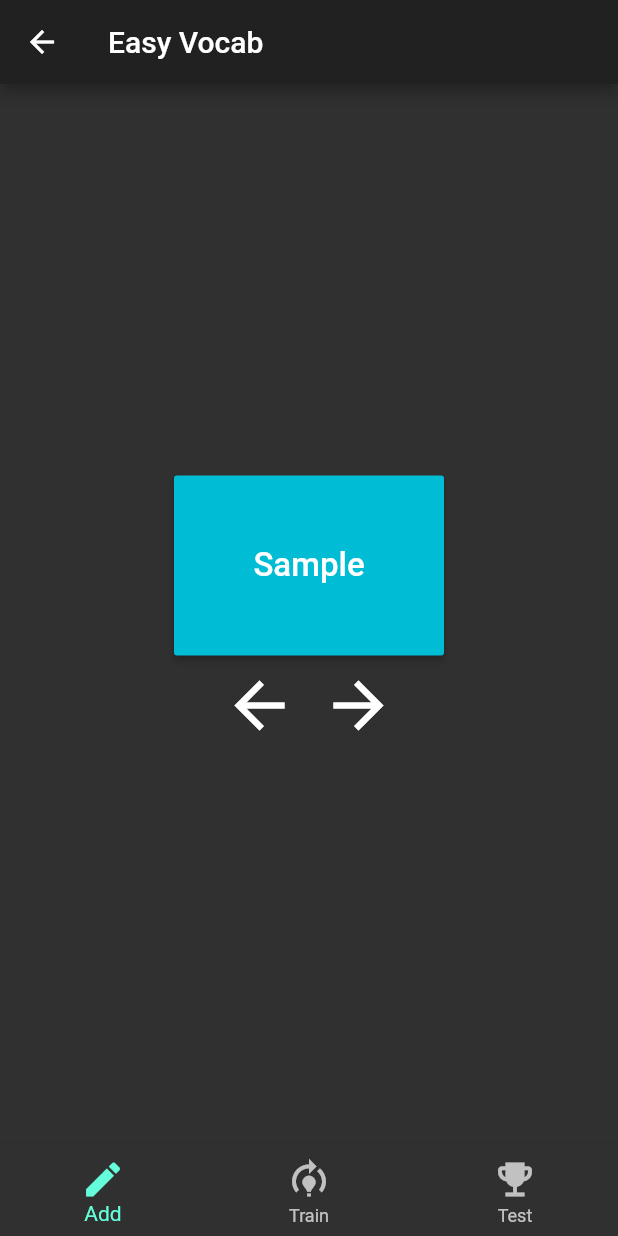
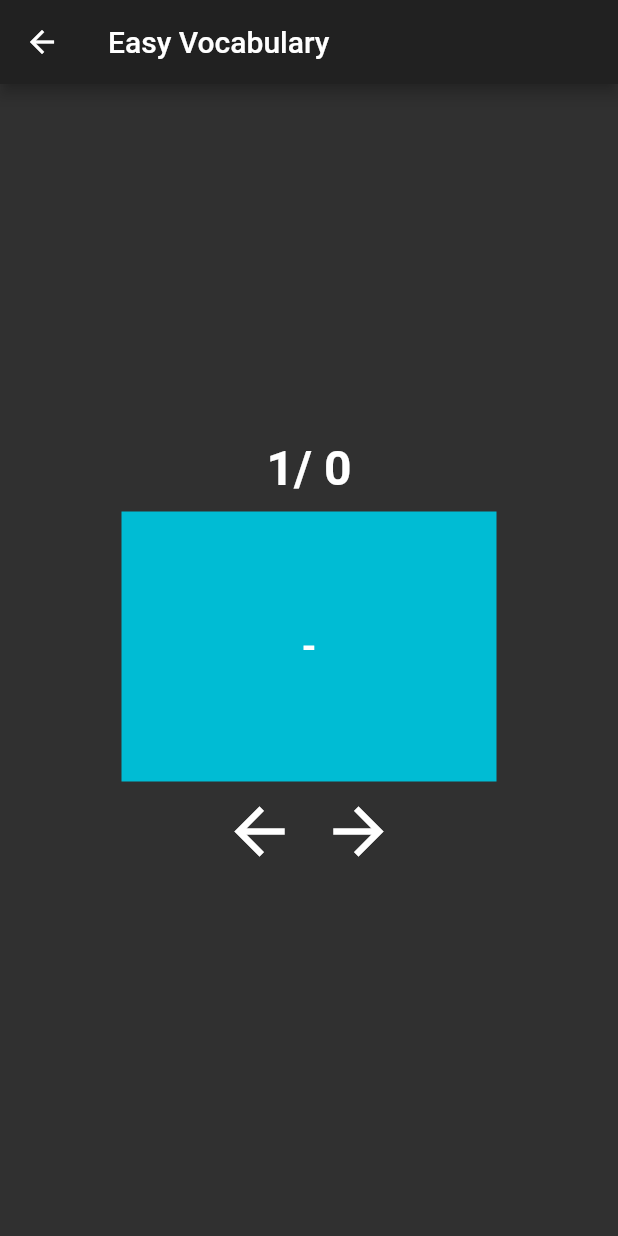
Before and after one commit to michaelkennecke/EasyVocab, a Flutter app: the TrainPage screen opened by its route, after a tap on the "arrow back" icon, on a phone screen of 412 x 824 dp. Run offline on Flutter 3.47's test engine with Material 2 defaults, Android fonts, the phone set to English and light mode, and no system bars; drawn by our look-alikes of flip_card.

Commit message:
Implemented a train mode

```diff
--- a/lib/main.dart
+++ b/lib/main.dart
@@ -19,7 +19,7 @@ class MyApp extends StatelessWidget {
   @override
   Widget build(BuildContext context) {
     return MaterialApp(
-      title: 'Easy Vocab Trainer',
+      title: 'Vocabulary.IO',
       theme: ThemeData.dark(
           //primarySwatch: Colors.blue,
           ),
--- a/lib/routes.dart
+++ b/lib/routes.dart
@@ -1,4 +1,5 @@
 import 'package:easy_vocab/routes/home.dart';
+import 'package:easy_vocab/routes/test.dart';
 import 'package:easy_vocab/routes/train.dart';
 import 'package:flutter/material.dart';
 import 'package:flutter/widgets.dart';
@@ -6,7 +7,7 @@ import 'package:flutter/widgets.dart';
 class RouteGenerator {
   static const String homePage = '/';
   static const String trainPage = '/train';
-  static const String testPage = 'test';
+  static const String testPage = '/test';
 
   RouteGenerator._();
 
@@ -22,6 +23,11 @@ class RouteGenerator {
           builder: (_) => const TrainPage(),
         );
 
+      case testPage:
+        return MaterialPageRoute(
+          builder: (_) => const TestPage(),
+        );
+
       default:
         throw FormatException("Route not found!");
     }
--- a/lib/routes/home.dart
+++ b/lib/routes/home.dart
@@ -14,7 +14,7 @@ class HomePage extends StatelessWidget {
 
     return Scaffold(
       appBar: AppBar(
-        title: Text("Easy Vocab Trainer"),
+        title: Text("Easy Vocabulary"),
         actions: <Widget>[
           IconButton(
             icon: const Icon(Icons.all_inbox),
@@ -32,7 +32,7 @@ class HomePage extends StatelessWidget {
       ),
       body: Column(
         children: <Widget>[
-          TranslationInputWidget(translator.newTranslation),
+          TranslationInputWidget(translator.addTranslation),
           Expanded(
             child: TranslationList(
                 translator.translations, translator.removeTranslation),
--- /dev/null
+++ b/lib/routes/test.dart
@@ -0,0 +1,14 @@
+import 'package:flutter/material.dart';
+
+class TestPage extends StatelessWidget {
+  const TestPage();
+
+  @override
+  Widget build(BuildContext context) {
+    return Scaffold(
+      appBar: AppBar(
+        title: Text("Easy Vocabulary"),
+      ),
+    );
+  }
+}
--- a/lib/routes/train.dart
+++ b/lib/routes/train.dart
@@ -1,23 +1,31 @@
-import 'package:easy_vocab/widgets/footer.dart';
 import 'package:flutter/material.dart';
 import 'package:flutter/widgets.dart';
+import 'package:provider/provider.dart';
+import '../translation_model.dart';
+import 'package:flip_card/flip_card.dart';
 
 class TrainPage extends StatelessWidget {
   const TrainPage();
 
   @override
   Widget build(BuildContext context) {
+    final translator = Provider.of<TranslationModel>(context, listen: true);
+
     return Scaffold(
       appBar: AppBar(
-        title: Text("Easy Vocab"),
+        title: Text("Easy Vocabulary"),
       ),
-      body: TrainCards(),
-      bottomNavigationBar: Footer(),
+      body: TrainCards(translator),
+      // bottomNavigationBar: Footer(),
     );
   }
 }
 
 class TrainCards extends StatefulWidget {
+  final TranslationModel translator;
+
+  TrainCards(this.translator);
+
   @override
   _TrainCardsState createState() => _TrainCardsState();
 }
@@ -29,31 +37,28 @@ class _TrainCardsState extends State<TrainCards> {
       child: Column(
         mainAxisAlignment: MainAxisAlignment.center,
         children: <Widget>[
-          Container(
-            height: 120,
-            width: 180,
-            child: RaisedButton(
-              child: Text(
-                "Sample",
-                style: TextStyle(fontSize: 22),
-              ),
-              onPressed: () {},
-              color: Colors.cyan,
-              padding: EdgeInsets.fromLTRB(10, 10, 10, 10),
-            ),
+          Text(
+            "${widget.translator.index + 1}/ ${widget.translator.translations.length}",
+            style: TextStyle(fontSize: 32, fontWeight: FontWeight.bold),
           ),
+          Padding(
+            padding: EdgeInsets.fromLTRB(0, 5, 0, 5),
+          ),
+          TranslationFlipCardWidget(
+              widget.translator.getTranslationAtCurrentIndex().word,
+              widget.translator.getTranslationAtCurrentIndex().wordTranslated),
           Row(
             mainAxisAlignment: MainAxisAlignment.center,
             children: [
               IconButton(
                 icon: Icon(Icons.arrow_back),
                 iconSize: 50,
-                onPressed: () => {},
+                onPressed: () => widget.translator.getPreviousTranslation(),
               ),
               IconButton(
                 icon: Icon(Icons.arrow_forward),
                 iconSize: 50,
-                onPressed: () => {},
+                onPressed: () => widget.translator.getNextTranslation(),
               ),
             ],
           ),
@@ -62,3 +67,42 @@ class _TrainCardsState extends State<TrainCards> {
     );
   }
 }
+
+// The (flip)-Card is created in a seperaded Widget to make code more readable
+class TranslationFlipCardWidget extends StatelessWidget {
+  final word;
+  final wordTranslated;
+
+  TranslationFlipCardWidget(this.word, this.wordTranslated);
+
+  @override
+  Widget build(BuildContext context) {
+    return FlipCard(
+      direction: FlipDirection.HORIZONTAL,
+      front: Container(
+        height: 180,
+        width: 250,
+        child: Center(
+          child: Text(
+            word,
+            style: TextStyle(fontSize: 25, fontWeight: FontWeight.bold),
+            textAlign: TextAlign.center,
+          ),
+        ),
+        color: Colors.cyan,
+      ),
+      back: Container(
+        height: 180,
+        width: 250,
+        child: Center(
+          child: Text(
+            wordTranslated,
+            style: TextStyle(fontSize: 25, fontWeight: FontWeight.bold),
+            textAlign: TextAlign.center,
+          ),
+        ),
+        color: Colors.blueGrey,
+      ),
+    );
+  }
+}
--- a/lib/translation_model.dart
+++ b/lib/translation_model.dart
@@ -2,15 +2,50 @@ import 'package:flutter/widgets.dart';
 import 'package:easy_vocab/routes/home.dart';
 
 class TranslationModel with ChangeNotifier {
-  List<Translation> translations = [];
+  List<Translation> _translations = [];
+  int _index = 0;
 
-  void newTranslation(String word, String wordTranslated) {
-    translations.add(new Translation(word, wordTranslated));
+  void addTranslation(String word, String wordTranslated) {
+    _translations.add(new Translation(word, wordTranslated));
     notifyListeners();
   }
 
   void removeTranslation(int index) {
-    translations.removeAt(index);
+    this._index = 0;
+    _translations.removeAt(index);
     notifyListeners();
   }
+
+  Translation getNextTranslation() {
+    if (_index >= _translations.length - 1) {
+      _index = 0;
+    } else {
+      _index++;
+    }
+    notifyListeners();
+    return getTranslationAtCurrentIndex();
+  }
+
+  Translation getPreviousTranslation() {
+    if (_index <= 0) {
+      _index = _translations.length - 1;
+    } else {
+      _index--;
+    }
+    notifyListeners();
+    return getTranslationAtCurrentIndex();
+  }
+
+  int get index => _index;
+
+  List<Translation> get translations => _translations;
+
+  Translation getTranslationAtCurrentIndex() {
+    if (_translations.isNotEmpty) {
+      return translations.elementAt(_index);
+    } else {
+      _index = 0;
+      return Translation("-", "-");
+    }
+  }
 }
--- a/lib/widgets/footer.dart
+++ b/lib/widgets/footer.dart
@@ -1,4 +1,7 @@
+import 'package:easy_vocab/routes.dart';
 import 'package:flutter/material.dart';
+
+/// At the moment this class routes not perfectly
 
 class Footer extends StatefulWidget {
   const Footer();
@@ -8,18 +11,29 @@ class Footer extends StatefulWidget {
 }
 
 class _FooterState extends State<Footer> {
-  int _selectedIndex = 0;
+  // int _selectedIndex = 0;
+  final List<String> _routes = [
+    RouteGenerator.homePage,
+    RouteGenerator.trainPage,
+    RouteGenerator.testPage,
+  ];
 
   void _onItemTapped(int index) {
-    setState(() {
-      _selectedIndex = index;
-    });
+    // Navigator.pushNamed(context, _routes[index]);
+    if (index == 0) {
+      return;
+    } else {
+      setState(() {
+        // _selectedIndex = index;
+        Navigator.of(context)?.pushNamed(_routes.elementAt(index));
+      });
+    }
   }
 
   @override
   Widget build(BuildContext context) {
     return BottomNavigationBar(
-      items: const <BottomNavigationBarItem>[
+      items: <BottomNavigationBarItem>[
         BottomNavigationBarItem(
           icon: Icon(Icons.create),
           label: "Add",
@@ -33,7 +47,7 @@ class _FooterState extends State<Footer> {
           label: "Test",
         ),
       ],
-      currentIndex: _selectedIndex,
+      //currentIndex: _selectedIndex,
       onTap: _onItemTapped,
       iconSize: 30,
     );
--- a/pubspec.yaml
+++ b/pubspec.yaml
@@ -28,6 +28,7 @@ dependencies:
   # Use with the CupertinoIcons class for iOS style icons.
   cupertino_icons: ^1.0.0
   provider: ^4.3.2
+  flip_card: ^0.4.4
 
 dev_dependencies:
   flutter_test:
```
Also changed, not shown: pubspec.lock.
